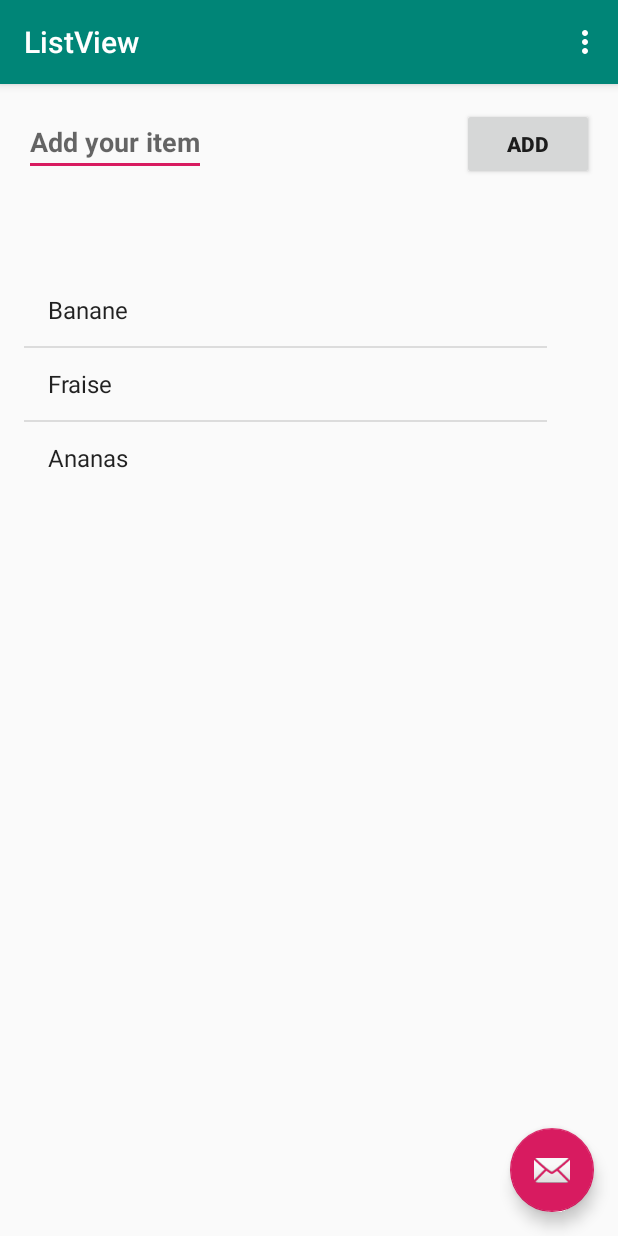
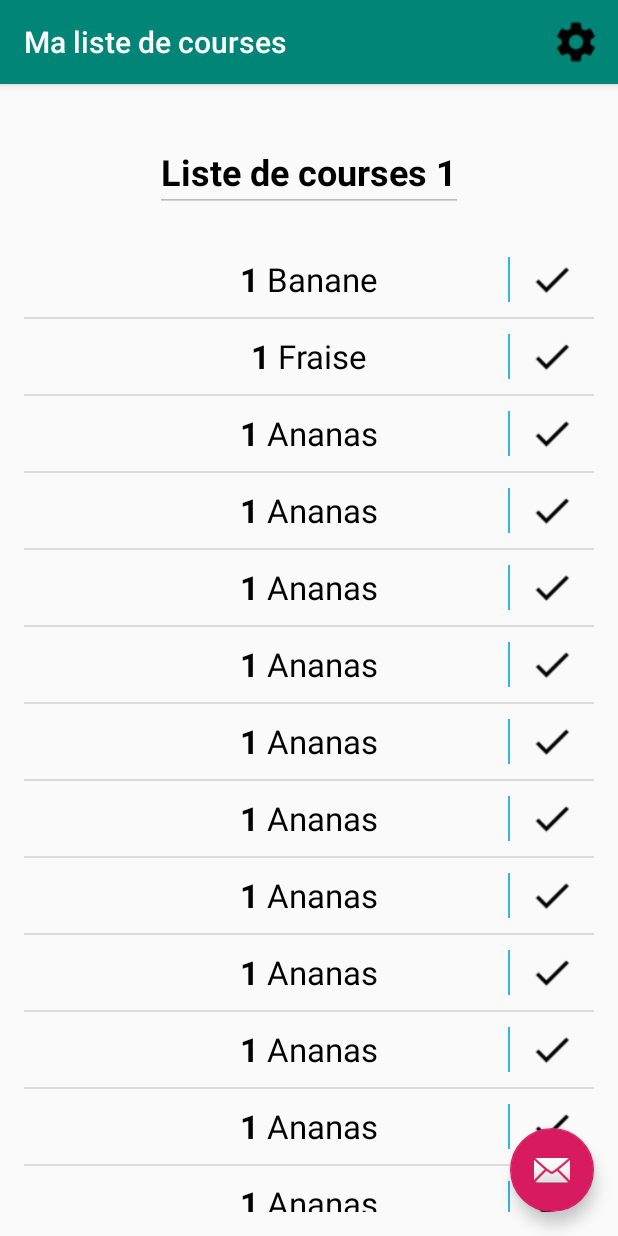
Before and after one commit to fkeshvari/APPMOBILEKESHVARI-GARNIER, an Android app: the screen it shows after launch (MainActivity), on a phone screen of 412 x 824 dp. Run offline under Robolectric (Android 15) with nearby library versions, the phone set to English and light mode, and no system bars.

```diff
--- a/app/build.gradle
+++ b/app/build.gradle
@@ -4,7 +4,7 @@ android {
     compileSdkVersion 28
     defaultConfig {
         applicationId "com.example.listview"
-        minSdkVersion 15
+        minSdkVersion 19
         targetSdkVersion 28
         versionCode 1
         versionName "1.0"
--- /dev/null
+++ b/app/src/main/java/com/example/listview/Article.java
@@ -0,0 +1,55 @@
+package com.example.listview;
+
+
+public class Article {
+
+    private String name;
+    private int measure;
+    private int qte;
+    private boolean checked;
+
+    public Article(String name, int measure, int qte){
+        this.name = name;
+        this.measure = measure;
+        this.qte = qte;
+    }
+
+    public Article(String name){
+        this.name = name;
+        this.measure = Measure.NOTYPE;
+        this.qte = 1;
+
+    }
+
+    public String getName() {
+        return name;
+    }
+
+    public void setName(String name) {
+        this.name = name;
+    }
+
+    public int getMeasure() {
+        return measure;
+    }
+
+    public void setMeasure(int measure) {
+        this.measure = measure;
+    }
+
+    public int getQte() {
+        return qte;
+    }
+
+    public void setQte(int qte) {
+        this.qte = qte;
+    }
+
+    public boolean isChecked() {
+        return checked;
+    }
+
+    public void setChecked(boolean checked) {
+        this.checked = checked;
+    }
+}
--- /dev/null
+++ b/app/src/main/java/com/example/listview/ArticleAdapter.java
@@ -0,0 +1,114 @@
+package com.example.listview;
+
+import android.content.Context;
+import android.graphics.Paint;
+import android.support.design.widget.Snackbar;
+import android.view.LayoutInflater;
+import android.view.ViewGroup;
+import android.view.animation.Animation;
+import android.view.animation.AnimationUtils;
+import android.widget.ArrayAdapter;
+
+import java.util.ArrayList;
+
+import android.view.View;
+import android.widget.ImageView;
+import android.widget.TextView;
+
+public class ArticleAdapter extends ArrayAdapter<Article> implements View.OnClickListener {
+
+
+    private ArrayList<Article> dataSet;
+    Context mContext;
+
+    // View lookup cache
+    private static class ViewHolder {
+        TextView txtName;
+        TextView txtQte;
+        ImageView validateImg;
+    }
+
+    public ArticleAdapter(ArrayList<Article> data, Context context) {
+        super(context, R.layout.row_item, data);
+        this.dataSet = data;
+        this.mContext = context;
+
+    }
+
+    @Override
+    public void onClick(View v) {
+
+
+    }
+
+    private int lastPosition = -1;
+
+    @Override
+    public View getView(int position, View convertView, ViewGroup parent) {
+        // Get the data item for this position
+        Article article = getItem(position);
+        // Check if an existing view is being reused, otherwise inflate the view
+        final ViewHolder viewHolder; // view lookup cache stored in tag
+
+        final View result;
+
+        if (convertView == null) {
+
+            viewHolder = new ViewHolder();
+            LayoutInflater inflater = LayoutInflater.from(getContext());
+            convertView = inflater.inflate(R.layout.row_item, parent, false);
+            viewHolder.txtName = (TextView) convertView.findViewById(R.id.txtName);
+            viewHolder.txtQte = (TextView) convertView.findViewById(R.id.txtQte);
+            viewHolder.validateImg = (ImageView) convertView.findViewById(R.id.validateImg);
+
+            result = convertView;
+
+            convertView.setTag(viewHolder);
+        } else {
+            viewHolder = (ViewHolder) convertView.getTag();
+            result = convertView;
+        }
+        Animation animation = AnimationUtils.loadAnimation(mContext, (position > lastPosition) ? R.anim.up_from_bottom : R.anim.down_from_top);
+        result.startAnimation(animation);
+        lastPosition = position;
+        viewHolder.txtName.setText(article.getName());
+        viewHolder.txtQte.setText(String.valueOf(article.getQte())+" ");
+
+        if(article.isChecked()){
+            strikeArticle(viewHolder, true);
+        }else{
+            strikeArticle(viewHolder, false);
+        }
+        viewHolder.validateImg.setOnClickListener(new View.OnClickListener() {
+            @Override
+            public void onClick(View v) {
+                int position = (Integer) v.getTag();
+                Article article = getItem(position);
+                if(!article.isChecked()) {
+                    strikeArticle(viewHolder, true);
+                    article.setChecked(true);
+                    dataSet.set(position, article);
+                }else{
+                    strikeArticle(viewHolder, false);
+                    article.setChecked(false);
+                    dataSet.set(position, article);
+                }
+                Snackbar.make(v, "Nom de l'article " + article.getName(), Snackbar.LENGTH_LONG)
+                        .setAction("No action", null).show();
+            }
+        });
+        viewHolder.validateImg.setTag(position);
+        // Return the completed view to render on screen
+        return convertView;
+    }
+
+    void strikeArticle(ViewHolder viewHolder, boolean strike){
+        if(strike){
+            viewHolder.txtName.setPaintFlags(viewHolder.txtName.getPaintFlags() | Paint.STRIKE_THRU_TEXT_FLAG);
+            viewHolder.txtQte.setPaintFlags(viewHolder.txtQte.getPaintFlags() | Paint.STRIKE_THRU_TEXT_FLAG);
+        }else{
+            viewHolder.txtName.setPaintFlags(viewHolder.txtName.getPaintFlags() & (~Paint.STRIKE_THRU_TEXT_FLAG));
+            viewHolder.txtQte.setPaintFlags(viewHolder.txtQte.getPaintFlags() & (~Paint.STRIKE_THRU_TEXT_FLAG));
+        }
+    }
+}
--- a/app/src/main/java/com/example/listview/MainActivity.java
+++ b/app/src/main/java/com/example/listview/MainActivity.java
@@ -1,5 +1,6 @@
 package com.example.listview;
 
+import android.graphics.Paint;
 import android.os.Bundle;
 import android.support.design.widget.FloatingActionButton;
 import android.support.design.widget.Snackbar;
@@ -13,6 +14,7 @@ import android.widget.ArrayAdapter;
 import android.widget.Button;
 import android.widget.EditText;
 import android.widget.ListView;
+import android.widget.TextView;
 import android.widget.Toast;
 
 import java.util.ArrayList;
@@ -21,24 +23,58 @@ import java.util.Arrays;
 public class MainActivity extends AppCompatActivity {
 
     ListView listView;
-    ArrayAdapter<String> adapter;
-    ArrayList<String> arrayList;
-    EditText editText;
+    ArticleAdapter adapter;
+    ArrayList<Article> articleList;
+    EditText nameListTxt;
 
     @Override
     protected void onCreate(Bundle savedInstanceState) {
         super.onCreate(savedInstanceState);
         setContentView(R.layout.activity_main);
         Toolbar toolbar = findViewById(R.id.toolbar);
+        toolbar.setTitle("Ma liste de courses");
+
         setSupportActionBar(toolbar);
 
-     listView=(ListView) findViewById(R.id.ListView);
-     String[] android_flavours = {"Banane", "Fraise", "Ananas"};
-     arrayList= new ArrayList<>(Arrays.asList(android_flavours));
-     adapter = new ArrayAdapter<String>(this,android.R.layout.simple_list_item_1, arrayList);
-     listView.setAdapter(adapter);
+        listView = (ListView) findViewById(R.id.ListView);
+        articleList = new ArrayList<>();
+        articleList.add(new Article("Banane"));
+        articleList.add(new Article("Fraise"));
+        articleList.add(new Article("Ananas"));
+        articleList.add(new Article("Ananas"));
+        articleList.add(new Article("Ananas"));
+        articleList.add(new Article("Ananas"));
+        articleList.add(new Article("Ananas"));
+        articleList.add(new Article("Ananas"));
+        articleList.add(new Article("Ananas"));
+        articleList.add(new Article("Ananas"));
+        articleList.add(new Article("Ananas"));
+        articleList.add(new Article("Ananas"));
+        articleList.add(new Article("Ananas"));
+        articleList.add(new Article("Ananas"));
+        articleList.add(new Article("Ananas"));
+        articleList.add(new Article("Ananas"));
+        articleList.add(new Article("Ananas"));
+        articleList.add(new Article("Ananas"));
+        articleList.add(new Article("Ananas"));
+        articleList.add(new Article("Ananas"));
+        articleList.add(new Article("Ananas"));
+        adapter = new ArticleAdapter(articleList, getApplicationContext());
+        listView.setAdapter(adapter);
+        nameListTxt = (EditText) findViewById(R.id.nameListTxt);
 
-     editText = (EditText) findViewById(R.id.edittxt);
+        listView.setOnItemClickListener(new AdapterView.OnItemClickListener() {
+            @Override
+            public void onItemClick(AdapterView<?> parent, View view, int position, long id) {/*
+                ListView lv = (ListView) parent;
+
+                TextView row = (TextView)lv.getItemAtPosition(position);
+                row.setPaintFlags(row.getPaintFlags() & ~Paint.STRIKE_THRU_TEXT_FLAG);*/
+                Snackbar.make(view, "Test  " +position, Snackbar.LENGTH_LONG).show();
+            }
+        });
+
+/*     editText = (EditText) findViewById(R.id.edittxt);
      Button btnAdd = (Button) findViewById(R.id.additems);
      btnAdd.setOnClickListener(new View.OnClickListener() {
          @Override
@@ -49,21 +85,7 @@ public class MainActivity extends AppCompatActivity {
              Toast.makeText(getBaseContext(), "Item added in list", Toast.LENGTH_SHORT).show();
 
          }
-     });
-
-
-     listView.setOnItemClickListener(new AdapterView.OnItemClickListener() {
-         @Override
-         public void onItemClick(AdapterView<?> parent, View view, int position, long id) {
-             Toast.makeText(getBaseContext(), parent.getItemAtPosition(position) + "is selected", Toast.LENGTH_SHORT).show();
-
-         }
-     });
-
-
-
-
-
+     });*/
 
         FloatingActionButton fab = findViewById(R.id.fab);
         fab.setOnClickListener(new View.OnClickListener() {
--- /dev/null
+++ b/app/src/main/java/com/example/listview/Measure.java
@@ -0,0 +1,12 @@
+package com.example.listview;
+
+public class Measure {
+    public static final int NOTYPE = 0;
+    public static final int L = 1;
+    public static final int DL = 2;
+    public static final int CL = 3;
+    public static final int ML = 4;
+    public static final int G = 5;
+    public static final int MG = 6;
+    public static final int KG = 7;
+}
--- /dev/null
+++ b/app/src/main/res/drawable/roundedbutton.xml
@@ -0,0 +1,9 @@
+<?xml version="1.0" encoding="utf-8"?>
+<shape xmlns:android="http://schemas.android.com/apk/res/android"
+    android:shape="rectangle">
+    <solid android:color="#eeffffff" />
+    <corners android:bottomRightRadius="8dp"
+        android:bottomLeftRadius="8dp"
+        android:topRightRadius="8dp"
+        android:topLeftRadius="8dp"/>
+</shape>
--- a/app/src/main/res/layout/content_main.xml
+++ b/app/src/main/res/layout/content_main.xml
@@ -13,35 +13,39 @@
     tools:context=".MainActivity"
     tools:showIn="@layout/activity_main">
 
+
     <EditText
+        android:id="@+id/nameListTxt"
         android:layout_width="wrap_content"
         android:layout_height="wrap_content"
-        android:hint="Add your item"
-        android:id="@+id/edittxt"
-        android:textColor="#8238A3"
-        android:textStyle="bold"
-        />
+        android:layout_alignParentTop="true"
+        android:layout_centerHorizontal="true"
+        android:layout_marginTop="16dp"
+        android:text="Liste de courses 1"
+        android:textColor="@color/black"
+        android:inputType="text"
+        android:textSize="24sp"
+        android:enabled="false"
+        android:textStyle="bold" />
+
 
     <ListView
         android:id="@+id/ListView"
         android:layout_width="match_parent"
         android:layout_height="wrap_content"
-        android:layout_below="@id/edittxt"
+        android:layout_below="@id/nameListTxt"
+        android:layout_centerHorizontal="true"
+        android:layout_marginTop="20dp" />
+
+    <Button
+        android:id="@+id/additems"
+        android:layout_width="wrap_content"
+        android:layout_height="wrap_content"
         android:layout_alignParentEnd="true"
         android:layout_alignParentRight="true"
-        android:layout_marginLeft="170dp"
-        android:layout_marginTop="65dp"
-        android:layout_marginEnd="31dp"
-
-        android:layout_marginRight="31dp" />
-
-    <Button
-        android:layout_width="wrap_content"
-        android:layout_height="wrap_content"
-        android:id="@+id/additems"
+        android:layout_marginEnd="29dp"
+        android:layout_marginRight="29dp"
         android:text="Add"
         android:textStyle="bold"
-        android:layout_alignParentTop="true"
-        android:layout_alignParentRight="true"
-        android:layout_alignParentEnd="true" />
+        android:visibility="gone" />
 </RelativeLayout>
--- /dev/null
+++ b/app/src/main/res/layout/row_item.xml
@@ -0,0 +1,53 @@
+<RelativeLayout xmlns:android="http://schemas.android.com/apk/res/android"
+    xmlns:tools="http://schemas.android.com/tools"
+    android:layout_width="match_parent"
+    android:layout_height="50dp"
+    android:orientation="vertical"
+    android:padding="10dp">
+
+
+    <LinearLayout
+        android:layout_width="wrap_content"
+        android:layout_height="wrap_content"
+        android:layout_centerInParent="true">
+
+        <TextView
+            android:id="@+id/txtQte"
+            android:layout_width="wrap_content"
+            android:layout_height="wrap_content"
+            android:text="2 "
+            android:textAppearance="@style/TextAppearance.AppCompat.Large"
+            android:textColor="@android:color/black"
+            android:textStyle="bold" />
+
+
+        <TextView
+            android:id="@+id/txtName"
+            android:layout_width="wrap_content"
+            android:layout_height="wrap_content"
+            android:text="Bananes"
+            android:textAppearance="@style/TextAppearance.AppCompat.Large"
+            android:textColor="@android:color/black"
+            tools:textStyle="bold" />
+
+
+    </LinearLayout>
+
+
+    <View
+        android:layout_width="1dp"
+        android:layout_height="match_parent"
+        android:layout_marginEnd="10dp"
+        android:layout_toStartOf="@+id/validateImg"
+        android:background="@android:color/holo_blue_light" />
+
+    <ImageView
+        android:id="@+id/validateImg"
+        android:layout_width="wrap_content"
+        android:layout_height="wrap_content"
+        android:layout_alignParentEnd="true"
+        android:layout_centerVertical="true"
+        android:src="@drawable/baseline_done_black_24" />
+
+
+</RelativeLayout>
--- a/app/src/main/res/menu/menu_main.xml
+++ b/app/src/main/res/menu/menu_main.xml
@@ -5,6 +5,7 @@
     <item
         android:id="@+id/action_settings"
         android:orderInCategory="100"
-        android:title="@string/action_settings"
-        app:showAsAction="never" />
+        android:icon="@drawable/baseline_settings_black_24"
+        android:title=""
+        app:showAsAction="always" />
 </menu>
--- a/app/src/main/res/values/colors.xml
+++ b/app/src/main/res/values/colors.xml
@@ -3,4 +3,5 @@
     <color name="colorPrimary">#008577</color>
     <color name="colorPrimaryDark">#00574B</color>
     <color name="colorAccent">#D81B60</color>
+    <color name="black">#000000</color>
 </resources>
--- a/build.gradle
+++ b/build.gradle
@@ -7,7 +7,7 @@ buildscript {
 
     }
     dependencies {
-        classpath 'com.android.tools.build:gradle:3.3.2'
+        classpath 'com.android.tools.build:gradle:3.4.1'
 
         // NOTE: Do not place your application dependencies here; they belong
         // in the individual module build.gradle files
```
Also changed, not shown: app/src/main/res/anim/down_from_top.xml (added, +8 -0 lines), app/src/main/res/anim/up_from_bottom.xml (added, +8 -0 lines), app/src/main/res/drawable/baseline_clear_black_24.png (added), app/src/main/res/drawable/baseline_create_black_24.png (added), app/src/main/res/drawable/baseline_done_black_24.png (added), app/src/main/res/drawable/baseline_settings_black_24.png (added), gradle/wrapper/gradle-wrapper.properties.
